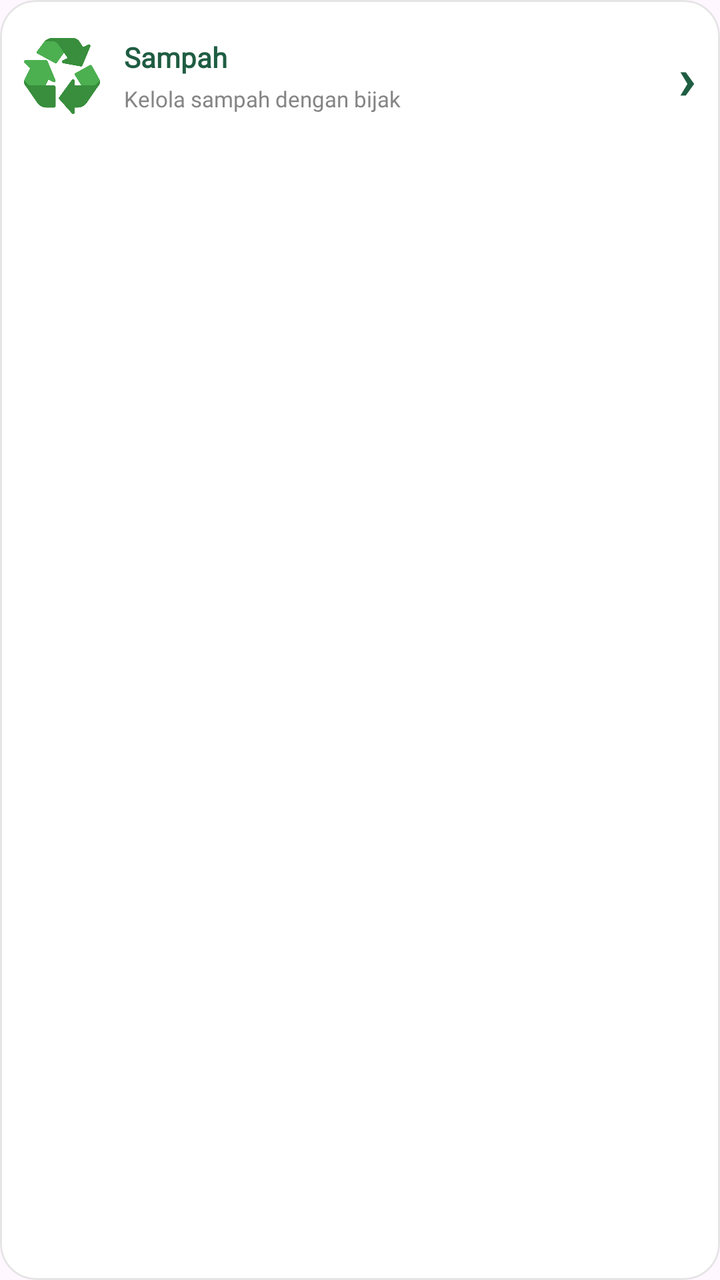
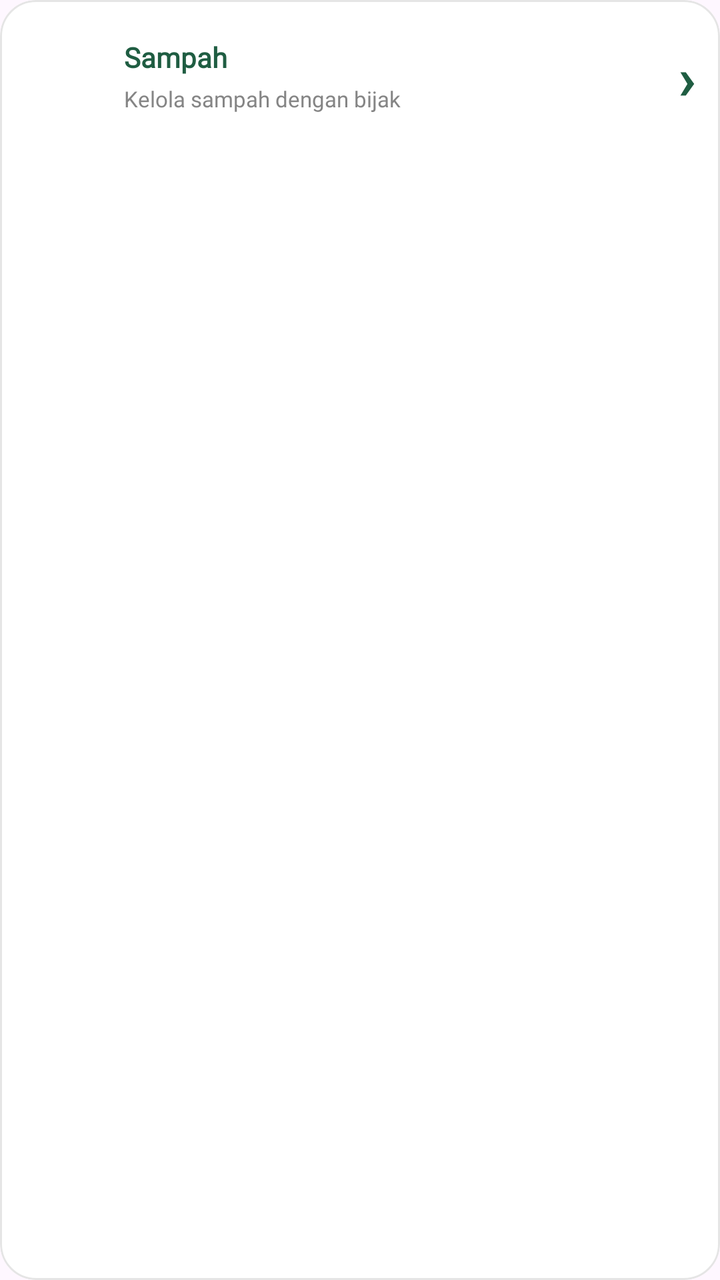

An Android layout rendered at two revisions. The XML below is the earlier revision; the diff shows what the commit changed to produce the second picture.
<!-- AndroidManifest.xml: application theme Theme.Mobile_Iqbal -->
<!-- res/layout/item_activity.xml -->
<?xml version="1.0" encoding="utf-8"?>
<com.google.android.material.card.MaterialCardView
    xmlns:android="http://schemas.android.com/apk/res/android"
    xmlns:app="http://schemas.android.com/apk/res-auto"
    android:layout_width="match_parent"
    android:layout_height="wrap_content"
    app:cardBackgroundColor="#FFFFFF"
    app:cardCornerRadius="18dp"
    app:cardElevation="3dp"
    app:strokeColor="#E5E5E5"
    app:strokeWidth="1dp">

    <LinearLayout
        android:layout_width="match_parent"
        android:layout_height="wrap_content"
        android:minHeight="76dp"
        android:gravity="center_vertical"
        android:orientation="horizontal"
        android:padding="12dp">

        <ImageView
            android:id="@+id/imgActivityIcon"
            android:layout_width="38dp"
            android:layout_height="38dp"
            android:contentDescription="Ikon aktivitas"
            android:scaleType="fitCenter"
            android:src="@drawable/recycle" />

        <LinearLayout
            android:layout_width="0dp"
            android:layout_height="wrap_content"
            android:layout_marginStart="12dp"
            android:layout_weight="1"
            android:orientation="vertical">

            <TextView
                android:id="@+id/txtActivityName"
                android:layout_width="match_parent"
                android:layout_height="wrap_content"
                android:text="Sampah"
                android:textColor="#1F5D42"
                android:textSize="14sp"
                android:textStyle="bold"
                android:fontFamily="@font/poppins" />

            <TextView
                android:id="@+id/txtActivityDescription"
                android:layout_width="match_parent"
                android:layout_height="wrap_content"
                android:layout_marginTop="4dp"
                android:text="Kelola sampah dengan bijak"
                android:textColor="#858585"
                android:textSize="11sp"
                android:fontFamily="@font/poppins" />

        </LinearLayout>

        <TextView
            android:layout_width="wrap_content"
            android:layout_height="wrap_content"
            android:paddingStart="8dp"
            android:text="›"
            android:textColor="#1F5D42"
            android:textSize="30sp"
            android:textStyle="bold" />

    </LinearLayout>

</com.google.android.material.card.MaterialCardView>
<!-- resources referenced by this layout -->
<resources>
  <!-- drawable recycle: png bitmap (drawable, 18772 bytes) -->
  <style name="Theme.Mobile_Iqbal" parent="Base.Theme.Mobile_Iqbal" />
  <style name="Base.Theme.Mobile_Iqbal" parent="Theme.Material3.DayNight.NoActionBar">
          
          
      </style>
</resources>

<!-- the commit's change to res/layout/item_activity.xml (unified diff, before → after) -->
@@ -23,8 +23,7 @@
             android:layout_width="38dp"
             android:layout_height="38dp"
             android:contentDescription="Ikon aktivitas"
-            android:scaleType="fitCenter"
-            android:src="@drawable/recycle" />
+            android:scaleType="fitCenter" />
 
         <LinearLayout
             android:layout_width="0dp"
<!-- resource entries referenced after the edit -->
@@ -1,6 +1,5 @@
 <!-- resources referenced by this layout -->
 <resources>
-  <!-- drawable recycle: png bitmap (drawable, 18772 bytes) -->
   <style name="Theme.Mobile_Iqbal" parent="Base.Theme.Mobile_Iqbal" />
   <style name="Base.Theme.Mobile_Iqbal" parent="Theme.Material3.DayNight.NoActionBar">
           
